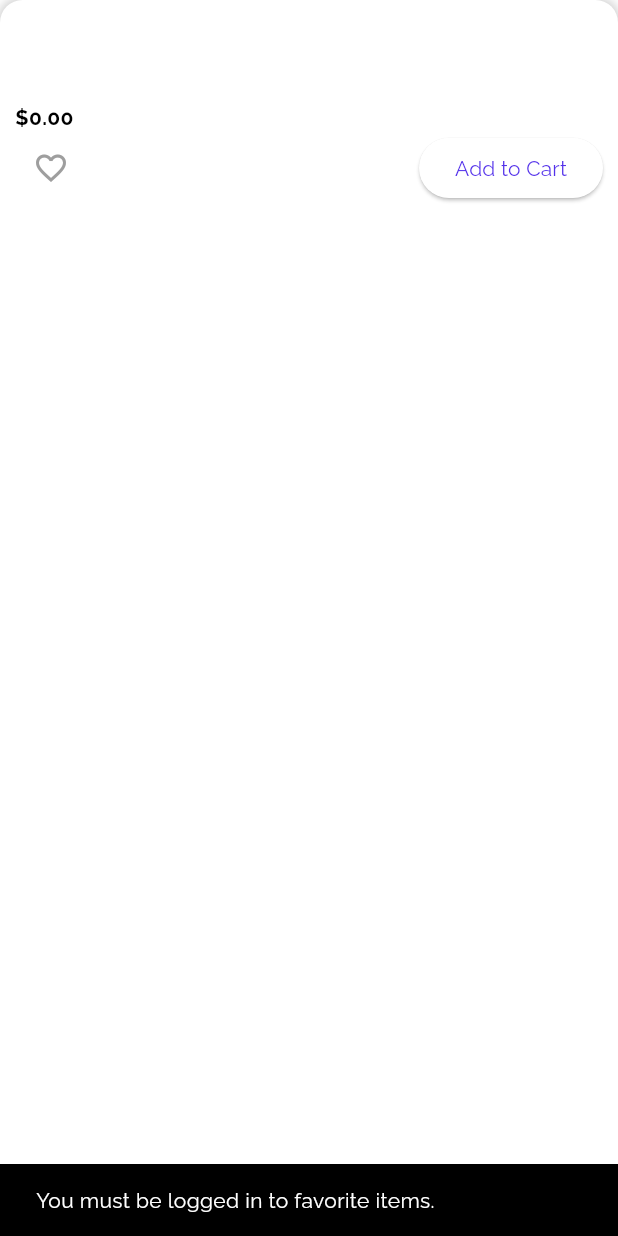
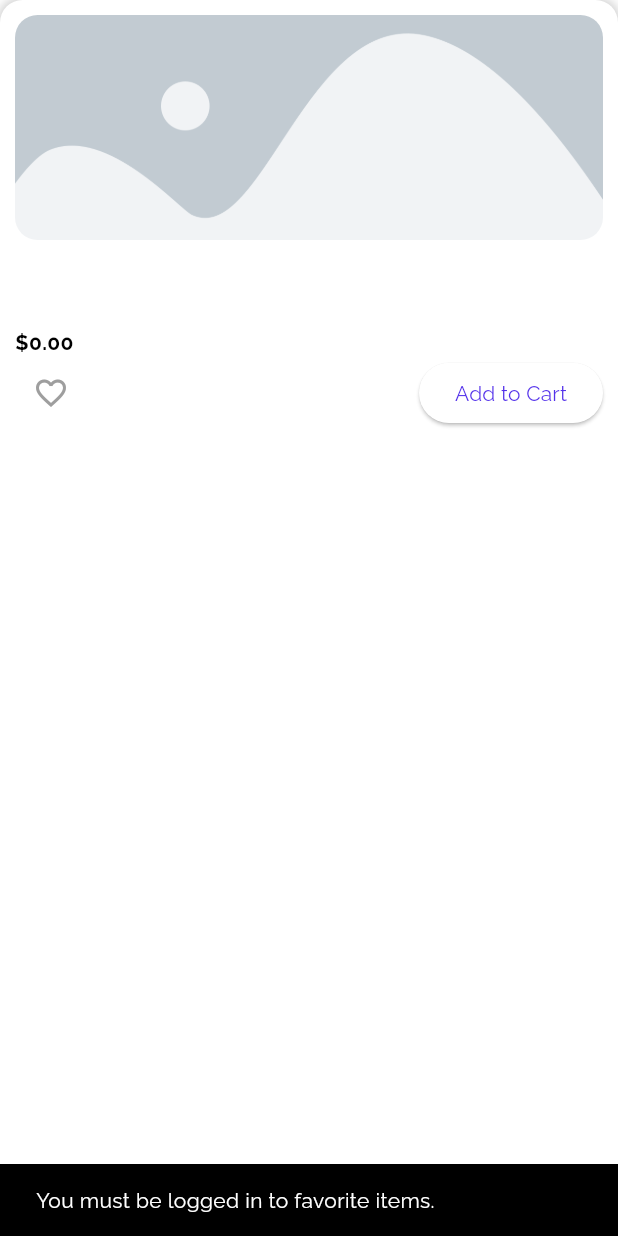
Before and after one commit to Eg0r0k/mai_f, a Flutter app: the ProductItem widget shown alone on an empty page, opened directly with empty values, after a tap on the "favorite outline" icon, on a phone screen of 412 x 824 dp. Run offline on Flutter 3.47's test engine with Material 3 defaults, Android fonts, the phone set to English and light mode, and no system bars; our stand-ins replace carousel_slider, flutter_dotenv, google_sign_in, responsive_grid, supabase_flutter; accounts and stored records are empty; network calls fail.

Commit message:
add placeholder, change style product_page and product_item

```diff
--- a/lib/pages/product/product_page.dart
+++ b/lib/pages/product/product_page.dart
@@ -1,7 +1,6 @@
 import 'package:flutter/material.dart';
 import 'package:mai_f/widgets/product_item.dart';
 import 'package:provider/provider.dart';
-
 
 class ProductPage extends StatelessWidget {
   final Map<String, dynamic> product;
@@ -36,7 +35,7 @@ class ProductPage extends StatelessWidget {
                 child: ClipRRect(
                   borderRadius: BorderRadius.circular(10),
                   child: Image.network(
-                    product['image'] ?? 'https://via.placeholder.com/150',
+                    product['image'] ?? '/assets/img/placeholder.webp',
                     height: 250,
                     width: double.infinity,
                     fit: BoxFit.cover,
@@ -77,9 +76,6 @@ class ProductPage extends StatelessWidget {
                   ),
                 ],
               ),
-
-
-
             ],
           ),
         ),
--- a/lib/widgets/product_item.dart
+++ b/lib/widgets/product_item.dart
@@ -108,14 +108,16 @@ class _ProductItemState extends State<ProductItem> {
             crossAxisAlignment: CrossAxisAlignment.start,
             children: <Widget>[
               Container(
-                alignment: Alignment.center,
-                // Uncomment and use your image asset
-                // child: FadeInImage.assetNetwork(
-                //   placeholder: 'assets/placeholder.png',
-                //   image: widget.product['image'] ?? 'https://via.placeholder.com/150',
-                //   fit: BoxFit.cover,
-                //   height: 100,
-                // ),
+                height: 150,
+                decoration: BoxDecoration(
+                  borderRadius: BorderRadius.circular(15),
+                  image: DecorationImage(
+                    image: AssetImage(
+                      'assets/img/placeholder.webp',
+                    ),
+                    fit: BoxFit.cover,
+                  ),
+                ),
               ),
               SizedBox(height: 8),
               Text(
@@ -145,7 +147,7 @@ class _ProductItemState extends State<ProductItem> {
                 ],
               ),
               Row(
-               mainAxisAlignment: MainAxisAlignment.spaceBetween,
+                mainAxisAlignment: MainAxisAlignment.spaceBetween,
                 children: [
                   IconButton(
                     icon: _isLoadingFavorite
```
Also changed, not shown: lib/pages/cart/cart_page.dart (+54 -6 lines), assets/img/placeholder.webp (added).
